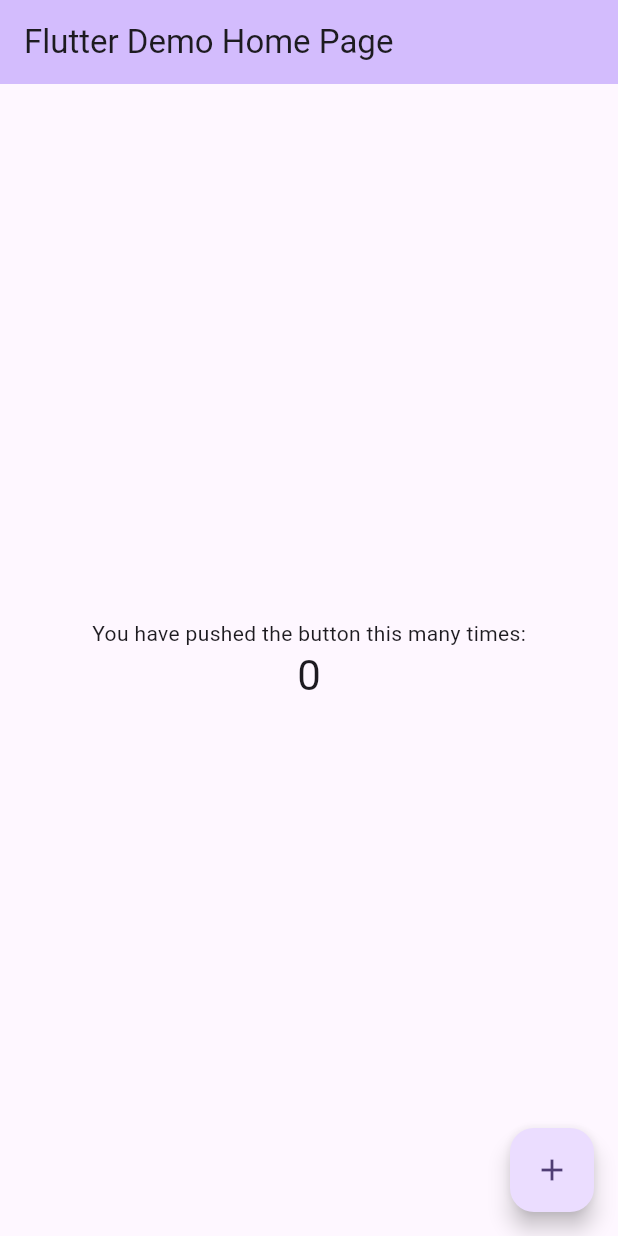
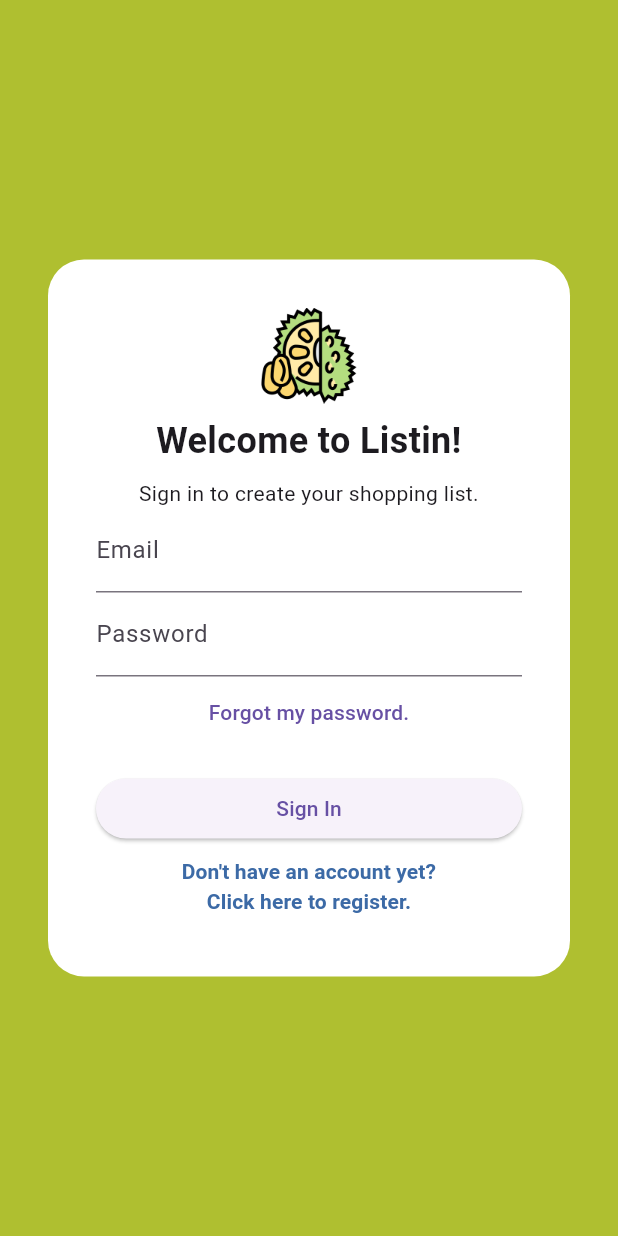
Before and after one commit to joeltonmats/flutter-listin, a Flutter app: the screen it shows after launch, on a phone screen of 412 x 824 dp. Run offline on Flutter 3.47's test engine with Material 3 defaults, Android fonts, the phone set to English and light mode, and no system bars; our stand-ins replace firebase_auth, firebase_core; missing offline and left inert: firebase_app_check; accounts and stored records are empty; generated files the repository leaves out were written again.

Commit message:
feat(authentication): implement sign up and sign flows

```diff
--- /dev/null
+++ b/lib/core/colors.dart
@@ -0,0 +1,122 @@
+import 'package:flutter/material.dart';
+
+class MyColors {
+  static const MaterialColor red = MaterialColor(_redPrimaryValue, <int, Color>{
+    50: Color(0xFFFAE3E5),
+    100: Color(0xFFF4BABF),
+    200: Color(0xFFEC8C94),
+    300: Color(0xFFE45D69),
+    400: Color(0xFFDF3B48),
+    500: Color(_redPrimaryValue),
+    600: Color(0xFFD51524),
+    700: Color(0xFFCF111E),
+    800: Color(0xFFCA0E18),
+    900: Color(0xFFC0080F),
+  });
+  static const int _redPrimaryValue = 0xFFD91828;
+
+  static const MaterialColor redAccent =
+      MaterialColor(_redAccentValue, <int, Color>{
+        100: Color(0xFFFFEBEB),
+        200: Color(_redAccentValue),
+        400: Color(0xFFFF8587),
+        700: Color(0xFFFF6B6E),
+      });
+  static const int _redAccentValue = 0xFFFFB8B9;
+
+  static const MaterialColor blue =
+      MaterialColor(_bluePrimaryValue, <int, Color>{
+        50: Color(0xFFE8EDF4),
+        100: Color(0xFFC5D2E4),
+        200: Color(0xFF9EB5D3),
+        300: Color(0xFF7797C1),
+        400: Color(0xFF5980B3),
+        500: Color(_bluePrimaryValue),
+        600: Color(0xFF36629E),
+        700: Color(0xFF2E5795),
+        800: Color(0xFF274D8B),
+        900: Color(0xFF1A3C7B),
+      });
+  static const int _bluePrimaryValue = 0xFF3C6AA6;
+
+  static const MaterialColor blueAccent =
+      MaterialColor(_blueAccentValue, <int, Color>{
+        100: Color(0xFFB4CCFF),
+        200: Color(_blueAccentValue),
+        400: Color(0xFF4E87FF),
+        700: Color(0xFF3575FF),
+      });
+  static const int _blueAccentValue = 0xFF81A9FF;
+
+  static const MaterialColor green =
+      MaterialColor(_greenPrimaryValue, <int, Color>{
+        50: Color(0xFFF5F7E6),
+        100: Color(0xFFE7ECC1),
+        200: Color(0xFFD7DF98),
+        300: Color(0xFFC7D26E),
+        400: Color(0xFFBBC94F),
+        500: Color(_greenPrimaryValue),
+        600: Color(0xFFA8B92B),
+        700: Color(0xFF9FB124),
+        800: Color(0xFF96A91E),
+        900: Color(0xFF869B13),
+      });
+  static const int _greenPrimaryValue = 0xFFAFBF30;
+
+  static const MaterialColor greenAccent =
+      MaterialColor(_greenAccentValue, <int, Color>{
+        100: Color(0xFFF7FFCE),
+        200: Color(_greenAccentValue),
+        400: Color(0xFFE5FF68),
+        700: Color(0xFFE1FF4E),
+      });
+  static const int _greenAccentValue = 0xFFEEFF9B;
+
+  static const MaterialColor greenlight =
+      MaterialColor(_greenlightPrimaryValue, <int, Color>{
+        50: Color(0xFFF9FAEF),
+        100: Color(0xFFF0F4D6),
+        200: Color(0xFFE6ECBB),
+        300: Color(0xFFDCE4A0),
+        400: Color(0xFFD5DF8B),
+        500: Color(_greenlightPrimaryValue),
+        600: Color(0xFFC8D56F),
+        700: Color(0xFFC1CF64),
+        800: Color(0xFFBACA5A),
+        900: Color(0xFFAEC047),
+      });
+  static const int _greenlightPrimaryValue = 0xFFCDD977;
+
+  static const MaterialColor greenlightAccent =
+      MaterialColor(_greenlightAccentValue, <int, Color>{
+        100: Color(0xFFFFFFFF),
+        200: Color(_greenlightAccentValue),
+        400: Color(0xFFF3FFB2),
+        700: Color(0xFFEFFF98),
+      });
+  static const int _greenlightAccentValue = 0xFFFBFFE5;
+
+  static const MaterialColor brown =
+      MaterialColor(_brownPrimaryValue, <int, Color>{
+        50: Color(0xFFF1EBE8),
+        100: Color(0xFFDDCEC5),
+        200: Color(0xFFC6AD9F),
+        300: Color(0xFFAF8C78),
+        400: Color(0xFF9D745B),
+        500: Color(_brownPrimaryValue),
+        600: Color(0xFF845338),
+        700: Color(0xFF794930),
+        800: Color(0xFF6F4028),
+        900: Color(0xFF5C2F1B),
+      });
+  static const int _brownPrimaryValue = 0xFF8C5B3E;
+
+  static const MaterialColor brownAccent =
+      MaterialColor(_brownAccentValue, <int, Color>{
+        100: Color(0xFFFFB69A),
+        200: Color(_brownAccentValue),
+        400: Color(0xFFFF6C34),
+        700: Color(0xFFFF5A1A),
+      });
+  static const int _brownAccentValue = 0xFFFF9167;
+}
--- /dev/null
+++ b/lib/features/authentication/screens/auth_screen.dart
@@ -0,0 +1,251 @@
+import 'package:flutter/material.dart';
+import 'package:listin/core/colors.dart';
+import 'package:listin/features/authentication/services/auth_service.dart';
+import 'package:listin/features/authentication/widgets/snackbar.dart';
+
+class AuthScreen extends StatefulWidget {
+  const AuthScreen({super.key});
+
+  @override
+  State<AuthScreen> createState() => _AuthScreenState();
+}
+
+class _AuthScreenState extends State<AuthScreen> {
+  final TextEditingController _emailController = TextEditingController();
+  final TextEditingController _passwordController = TextEditingController();
+  final TextEditingController _confirmController = TextEditingController();
+  final TextEditingController _nameController = TextEditingController();
+
+  bool isSignIn = true;
+
+  final _formKey = GlobalKey<FormState>();
+
+  AuthService authService = AuthService();
+
+  @override
+  Widget build(BuildContext context) {
+    return Scaffold(
+      body: Padding(
+        padding: const EdgeInsets.symmetric(horizontal: 32),
+        child: Center(
+          child: SingleChildScrollView(
+            child: Container(
+              decoration: BoxDecoration(
+                color: Colors.white,
+                borderRadius: BorderRadius.circular(24),
+              ),
+              padding: const EdgeInsets.all(32),
+              child: Form(
+                key: _formKey,
+                child: Column(
+                  mainAxisAlignment: MainAxisAlignment.center,
+                  crossAxisAlignment: CrossAxisAlignment.stretch,
+                  children: [
+                    Image.asset("assets/icons/logo-icon.png", height: 64),
+                    Padding(
+                      padding: const EdgeInsets.all(8.0),
+                      child: Text(
+                        (isSignIn)
+                            ? "Welcome to Listin!"
+                            : "Let's get started?",
+                        textAlign: TextAlign.center,
+                        style: const TextStyle(
+                          fontSize: 24,
+                          fontWeight: FontWeight.bold,
+                        ),
+                      ),
+                    ),
+                    Text(
+                      (isSignIn)
+                          ? "Sign in to create your shopping list."
+                          : "Register to start creating your shopping list with Listin.",
+                      textAlign: TextAlign.center,
+                    ),
+                    TextFormField(
+                      controller: _emailController,
+                      decoration: const InputDecoration(label: Text("Email")),
+                      validator: (value) {
+                        if (value == null || value == "") {
+                          return "Email value must be filled";
+                        }
+                        if (!value.contains("@") ||
+                            !value.contains(".") ||
+                            value.length < 4) {
+                          return "Email value must be valid";
+                        }
+                        return null;
+                      },
+                    ),
+                    TextFormField(
+                      controller: _passwordController,
+                      obscureText: true,
+                      decoration: const InputDecoration(
+                        label: Text("Password"),
+                      ),
+                      validator: (value) {
+                        if (value == null || value.length < 4) {
+                          return "Enter a valid password.";
+                        }
+                        return null;
+                      },
+                    ),
+                    Visibility(
+                      visible: isSignIn,
+                      child: TextButton(
+                        onPressed: () {
+                          forgotPasswordClicked();
+                        },
+                        child: const Text("Forgot my password."),
+                      ),
+                    ),
+                    Visibility(
+                      visible: !isSignIn,
+                      child: Column(
+                        children: [
+                          TextFormField(
+                            controller: _confirmController,
+                            obscureText: true,
+                            decoration: const InputDecoration(
+                              label: Text("Confirm password"),
+                            ),
+                            validator: (value) {
+                              if (value == null || value.length < 4) {
+                                return "Enter a valid password confirmation.";
+                              }
+                              if (value != _passwordController.text) {
+                                return "Passwords must match.";
+                              }
+                              return null;
+                            },
+                          ),
+                          TextFormField(
+                            controller: _nameController,
+                            decoration: const InputDecoration(
+                              label: Text("Name"),
+                            ),
+                            validator: (value) {
+                              if (value == null || value.length < 3) {
+                                return "Enter a longer name.";
+                              }
+                              return null;
+                            },
+                          ),
+                        ],
+                      ),
+                    ),
+                    const SizedBox(height: 16),
+                    ElevatedButton(
+                      onPressed: () {
+                        sendButtonClicked();
+                      },
+                      child: Text((isSignIn) ? "Sign In" : "Register"),
+                    ),
+                    TextButton(
+                      onPressed: () {
+                        setState(() {
+                          isSignIn = !isSignIn;
+                        });
+                      },
+                      child: Text(
+                        (isSignIn)
+                            ? "Don't have an account yet?\nClick here to register."
+                            : "Already have an account?\nClick here to sign in",
+                        textAlign: TextAlign.center,
+                        style: const TextStyle(
+                          color: MyColors.blue,
+                          fontWeight: FontWeight.bold,
+                        ),
+                      ),
+                    ),
+                  ],
+                ),
+              ),
+            ),
+          ),
+        ),
+      ),
+    );
+  }
+
+  sendButtonClicked() {
+    String email = _emailController.text;
+    String password = _passwordController.text;
+    String name = _nameController.text;
+
+    if (_formKey.currentState!.validate()) {
+      if (isSignIn) {
+        _signInUser(email: email, password: password);
+      } else {
+        _registerUser(email: email, password: password, name: name);
+      }
+    }
+  }
+
+  _signInUser({required String email, required String password}) {
+    authService.signInUser(email: email, password: password).then((
+      String? error,
+    ) {
+      if (error != null) {
+        showSnackBar(context: context, message: error);
+      }
+    });
+  }
+
+  _registerUser({
+    required String email,
+    required String password,
+    required String name,
+  }) {
+    authService.registerUser(email: email, password: password, name: name).then(
+      (String? error) {
+        if (error != null) {
+          showSnackBar(context: context, message: error);
+        }
+      },
+    );
+  }
+
+  forgotPasswordClicked() {
+    String email = _emailController.text;
+    showDialog(
+      context: context,
+      builder: (context) {
+        TextEditingController resetPasswordController = TextEditingController(
+          text: email,
+        );
+        return AlertDialog(
+          title: const Text("Confirm the email for password reset"),
+          content: TextFormField(
+            controller: resetPasswordController,
+            decoration: const InputDecoration(label: Text("Confirm email")),
+          ),
+          shape: const RoundedRectangleBorder(
+            borderRadius: BorderRadius.all(Radius.circular(32)),
+          ),
+          actions: [
+            TextButton(
+              onPressed: () {
+                authService
+                    .resetPassword(email: resetPasswordController.text)
+                    .then((String? error) {
+                      if (error == null) {
+                        showSnackBar(
+                          context: context,
+                          message: "Reset email sent!",
+                          isError: false,
+                        );
+                      } else {
+                        showSnackBar(context: context, message: error);
+                      }
+
+                      Navigator.pop(context);
+                    });
+              },
+              child: const Text("Reset password"),
+            ),
+          ],
+        );
+      },
+    );
+  }
+}
--- /dev/null
+++ b/lib/features/authentication/services/auth_service.dart
@@ -0,0 +1,83 @@
+import 'package:firebase_auth/firebase_auth.dart';
+
+class AuthService {
+  final FirebaseAuth _firebaseAuth = FirebaseAuth.instance;
+
+  Future<String?> signInUser({
+    required String email,
+    required String password,
+  }) async {
+    try {
+      await _firebaseAuth.signInWithEmailAndPassword(
+        email: email,
+        password: password,
+      );
+    } on FirebaseAuthException catch (e) {
+      switch (e.code) {
+        case "user-not-found":
+          return "Email is not registered.";
+        case "wrong-password":
+          return "Incorrect password.";
+      }
+      return e.code;
+    }
+
+    return null;
+  }
+
+  Future<String?> registerUser({
+    required String email,
+    required String password,
+    required String name,
+  }) async {
+    try {
+      UserCredential userCredential = await _firebaseAuth
+          .createUserWithEmailAndPassword(email: email, password: password);
+
+      await userCredential.user!.updateDisplayName(name);
+    } on FirebaseAuthException catch (e) {
+      switch (e.code) {
+        case "email-already-in-use":
+          return "Email is already in use.";
+      }
+      return e.code;
+    }
+
+    return null;
+  }
+
+  Future<String?> resetPassword({required String email}) async {
+    try {
+      await _firebaseAuth.sendPasswordResetEmail(email: email);
+    } on FirebaseAuthException catch (e) {
+      if (e.code == "user-not-found") {
+        return "Email is not registered.";
+      }
+      return e.code;
+    }
+    return null;
+  }
+
+  Future<String?> signOut() async {
+    try {
+      await _firebaseAuth.signOut();
+    } on FirebaseAuthException catch (e) {
+      return e.code;
+    }
+
+    return null;
+  }
+
+  Future<String?> deleteAccount({required String password}) async {
+    try {
+      await _firebaseAuth.signInWithEmailAndPassword(
+        email: _firebaseAuth.currentUser!.email!,
+        password: password,
+      );
+      await _firebaseAuth.currentUser!.delete();
+    } on FirebaseAuthException catch (e) {
+      return e.code;
+    }
+    return null;
+  }
+}
--- /dev/null
+++ b/lib/features/authentication/widgets/snackbar.dart
@@ -0,0 +1,14 @@
+import 'package:flutter/material.dart';
+
+showSnackBar({
+  required BuildContext context,
+  required String message,
+  bool isError = true,
+}) {
+  SnackBar snackBar = SnackBar(
+    content: Text(message),
+    backgroundColor: (isError) ? Colors.red : Colors.green,
+  );
+
+  ScaffoldMessenger.of(context).showSnackBar(snackBar);
+}
--- a/lib/main.dart
+++ b/lib/main.dart
@@ -1,14 +1,26 @@
+import 'package:firebase_app_check/firebase_app_check.dart';
+import 'package:firebase_auth/firebase_auth.dart';
 import 'package:firebase_core/firebase_core.dart';
 import 'package:flutter/material.dart';
+import 'package:listin/core/colors.dart';
+import 'package:listin/features/authentication/screens/auth_screen.dart';
 import 'package:listin/firebase_options.dart';
+
+/*
+orc1@listin.com
+*/
 
 void main() async {
   WidgetsFlutterBinding.ensureInitialized();
-  // add log here to see firebase initialization worked
-  print('Firebase initialization starting...');
+
   await Firebase.initializeApp(options: DefaultFirebaseOptions.currentPlatform);
-  print('Firebase initialized: ${Firebase.apps.isNotEmpty}');
-  print('Firebase app name: ${Firebase.app().name}');
+
+  await FirebaseAppCheck.instance.activate(
+    androidProvider: AndroidProvider.debug,
+    appleProvider: AppleProvider.debug,
+    webProvider: ReCaptchaV3Provider(''),
+  );
+
   runApp(const MyApp());
 }
 
@@ -19,112 +31,60 @@ class MyApp extends StatelessWidget {
   @override
   Widget build(BuildContext context) {
     return MaterialApp(
-      title: 'Flutter Demo',
+      title: 'Listin - Collaborative List',
+      debugShowCheckedModeBanner: false,
       theme: ThemeData(
-        // This is the theme of your application.
-        //
-        // TRY THIS: Try running your application with "flutter run". You'll see
-        // the application has a purple toolbar. Then, without quitting the app,
-        // try changing the seedColor in the colorScheme below to Colors.green
-        // and then invoke "hot reload" (save your changes or press the "hot
-        // reload" button in a Flutter-supported IDE, or press "r" if you used
-        // the command line to start the app).
-        //
-        // Notice that the counter didn't reset back to zero; the application
-        // state is not lost during the reload. To reset the state, use hot
-        // restart instead.
-        //
-        // This works for code too, not just values: Most code changes can be
-        // tested with just a hot reload.
-        colorScheme: ColorScheme.fromSeed(seedColor: Colors.deepPurple),
+        primarySwatch: MyColors.brown,
+        scaffoldBackgroundColor: MyColors.green,
+        floatingActionButtonTheme: const FloatingActionButtonThemeData(
+          backgroundColor: MyColors.red,
+        ),
+        listTileTheme: const ListTileThemeData(iconColor: MyColors.blue),
+        appBarTheme: const AppBarTheme(
+          toolbarHeight: 72,
+          centerTitle: true,
+          elevation: 0,
+          shape: RoundedRectangleBorder(
+            borderRadius: BorderRadius.vertical(bottom: Radius.circular(32)),
+          ),
+        ),
       ),
-      home: const MyHomePage(title: 'Flutter Demo Home Page'),
+      home: const ScreenRouter(),
     );
   }
 }
 
-class MyHomePage extends StatefulWidget {
-  const MyHomePage({super.key, required this.title});
-
-  // This widget is the home page of your application. It is stateful, meaning
-  // that it has a State object (defined below) that contains fields that affect
-  // how it looks.
-
-  // This class is the configuration for the state. It holds the values (in this
-  // case the title) provided by the parent (in this case the App widget) and
-  // used by the build method of the State. Fields in a Widget subclass are
-  // always marked "final".
-
-  final String title;
-
-  @override
-  State<MyHomePage> createState() => _MyHomePageState();
-}
-
-class _MyHomePageState extends State<MyHomePage> {
-  int _counter = 0;
-
-  void _incrementCounter() {
-    setState(() {
-      // This call to setState tells the Flutter framework that something has
-      // changed in this State, which causes it to rerun the build method below
-      // so that the display can reflect the updated values. If we changed
-      // _counter without calling setState(), then the build method would not be
-      // called again, and so nothing would appear to happen.
-      _counter++;
-    });
-  }
+class ScreenRouter extends StatelessWidget {
+  const ScreenRouter({super.key});
 
   @override
   Widget build(BuildContext context) {
-    // This method is rerun every time setState is called, for instance as done
-    // by the _incrementCounter method above.
-    //
-    // The Flutter framework has been optimized to make rerunning build methods
-    // fast, so that you can just rebuild anything that needs updating rather
-    // than having to individually change instances of widgets.
-    return Scaffold(
-      appBar: AppBar(
-        // TRY THIS: Try changing the color here to a specific color (to
-        // Colors.amber, perhaps?) and trigger a hot reload to see the AppBar
-        // change color while the other colors stay the same.
-        backgroundColor: Theme.of(context).colorScheme.inversePrimary,
-        // Here we take the value from the MyHomePage object that was created by
-        // the App.build method, and use it to set our appbar title.
-        title: Text(widget.title),
-      ),
-      body: Center(
-        // Center is a layout widget. It takes a single child and positions it
-        // in the middle of the parent.
-        child: Column(
-          // Column is also a layout widget. It takes a list of children and
-          // arranges them vertically. By default, it sizes itself to fit its
-          // children horizontally, and tries to be as tall as its parent.
-          //
-          // Column has various properties to control how it sizes itself and
-          // how it positions its children. Here we use mainAxisAlignment to
-          // center the children vertically; the main axis here is the vertical
-          // axis because Columns are vertical (the cross axis would be
-          // horizontal).
-          //
-          // TRY THIS: Invoke "debug painting" (choose the "Toggle Debug Paint"
-          // action in the IDE, or press "p" in the console), to see the
-          // wireframe for each widget.
-          mainAxisAlignment: MainAxisAlignment.center,
-          children: <Widget>[
-            const Text('You have pushed the button this many times:'),
-            Text(
-              '$_counter',
-              style: Theme.of(context).textTheme.headlineMedium,
-            ),
-          ],
-        ),
-      ),
-      floatingActionButton: FloatingActionButton(
-        onPressed: _incrementCounter,
-        tooltip: 'Increment',
-        child: const Icon(Icons.add),
-      ), // This trailing comma makes auto-formatting nicer for build methods.
+    return StreamBuilder(
+      stream: FirebaseAuth.instance.userChanges(),
+      builder: (context, snapshot) {
+        if (snapshot.connectionState == ConnectionState.waiting) {
+          return const Center(child: CircularProgressIndicator());
+        } else {
+          if (snapshot.hasData) {
+            return HomeScreen(user: snapshot.data!);
+          } else {
+            return const AuthScreen();
+          }
+        }
+      },
     );
   }
 }
+
+class HomeScreen extends StatelessWidget {
+  final User user;
+  const HomeScreen({super.key, required this.user});
+
+  @override
+  Widget build(BuildContext context) {
+    return Scaffold(
+      appBar: AppBar(title: const Text('Home')),
+      body: Center(child: Text('Welcome, \\${user.email ?? "User"}!')),
+    );
+  }
+}
```
Also changed, not shown: pubspec.yaml (+7 -4 lines), assets/icons/logo-icon.png (added).
